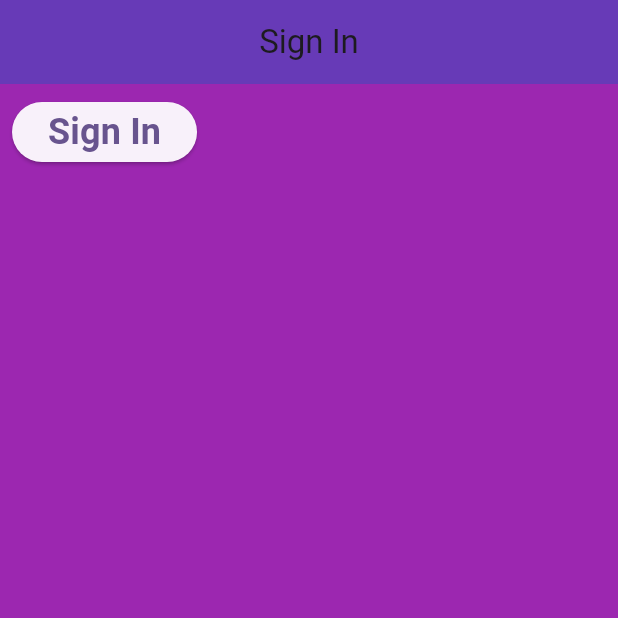
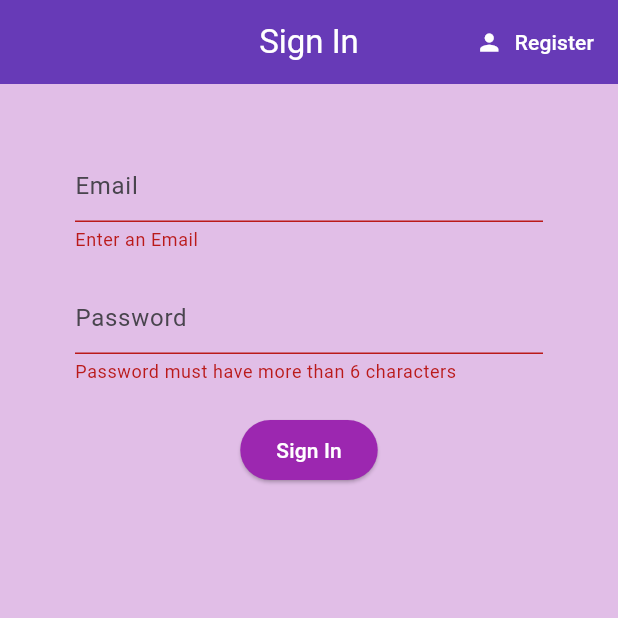
Before and after one commit to nickypelo/girlfriend_translator, a Flutter app: the screen it shows after launch, after a tap on "Sign In", on a phone screen of 412 x 824 dp, the top half of it. Run offline on Flutter 3.47's test engine with Material 3 defaults, Android fonts, the phone set to English and light mode, and no system bars; our stand-ins replace accordion, firebase_auth, firebase_core; accounts and stored records are empty.

Commit message:
authentication complete. register, signin, signout

```diff
--- a/lib/main.dart
+++ b/lib/main.dart
@@ -2,10 +2,14 @@ import 'package:flutter/material.dart';
 import 'package:girlfriend_translator/pages/greeting.dart';
 import 'package:girlfriend_translator/pages/home.dart';
 
-//firebase
+//firebase and provider
 import 'package:firebase_core/firebase_core.dart';
 import 'package:girlfriend_translator/pages/wrapper.dart';
+import 'package:girlfriend_translator/service/auth/authService.dart';
 import 'firebase_options.dart';
+import 'package:provider/provider.dart';
+
+import 'model/user.dart';
 
 
 void main() async {
@@ -22,13 +26,18 @@ class MyApp extends StatelessWidget {
   // This widget is the root of your application.
   @override
   Widget build(BuildContext context) {
-    return MaterialApp(
-      title: 'Flutter Demo',
-      theme: ThemeData(
-        colorScheme: ColorScheme.fromSeed(seedColor: Colors.deepPurple),
-        useMaterial3: true,
+    return StreamProvider<AppUser?>.value(
+      value: AuthService().user,
+      initialData: null,
+      catchError: (_,__){},
+      child: MaterialApp(
+        title: 'Flutter Demo',
+        theme: ThemeData(
+          colorScheme: ColorScheme.fromSeed(seedColor: Colors.deepPurple),
+          useMaterial3: true,
+        ),
+        home: Wrapper(),
       ),
-      home: Wrapper(),
     );
   }
 }
--- a/lib/pages/authenticate/authenticate.dart
+++ b/lib/pages/authenticate/authenticate.dart
@@ -1,4 +1,5 @@
 import 'package:flutter/material.dart';
+import 'package:girlfriend_translator/pages/authenticate/register.dart';
 import 'package:girlfriend_translator/pages/authenticate/sign_in.dart';
 
 class Authenticate extends StatefulWidget {
@@ -9,10 +10,15 @@ class Authenticate extends StatefulWidget {
 }
 
 class _AuthenticateState extends State<Authenticate> {
+
+  bool showSignIn = true;
+  void toggleView(){
+    setState(() {
+      showSignIn = !showSignIn;
+    });
+  }
   @override
   Widget build(BuildContext context) {
-    return Container(
-      child: SignIn(),
-    );
+    return showSignIn ? SignIn(toggleView: toggleView) : Register(toggleView: toggleView);
   }
 }
--- a/lib/pages/authenticate/sign_in.dart
+++ b/lib/pages/authenticate/sign_in.dart
@@ -2,38 +2,92 @@ import 'package:flutter/material.dart';
 import 'package:girlfriend_translator/service/auth/authService.dart';
 
 class SignIn extends StatefulWidget {
-  const SignIn({super.key});
+  const SignIn({super.key, required this.toggleView});
 
+  final Function toggleView;
   @override
   State<SignIn> createState() => _SignInState();
 }
 
 class _SignInState extends State<SignIn> {
   final AuthService _auth = AuthService();
+  final _formKey = GlobalKey<FormState>();
+
+  // text field state
+  String email = '';
+  String pwd = '';
+  String error = '';
 
   @override
   Widget build(BuildContext context) {
     return Scaffold(
-      backgroundColor: Colors.purple,
+      backgroundColor: Colors.purple[100],
       appBar: AppBar(
-        title: Text('Sign In'),
+        title: Text('Sign In', style: TextStyle(color: Colors.white),),
         centerTitle: true,
         backgroundColor: Colors.deepPurple,
+        actions: [
+          TextButton.icon(
+            icon: Icon(Icons.person, color: Colors.white,),
+            label: Text('Register', style: TextStyle(color: Colors.white),),
+            onPressed: (){
+              widget.toggleView();
+            },
+          )
+        ],
       ),
       body: Container(
-        padding: EdgeInsets.all(8.0),
-        child: ElevatedButton(
-          child: Text('Sign In', style: TextStyle(fontSize: 24.0, fontWeight: FontWeight.bold,)),
-          onPressed: () async{
-            dynamic result = await _auth.signInAnon();
-            if(result == null){
-              print('It could not be done');
-            }else{
-              print('We are In!');
-              print(result.uid);
-            }
-          },
-        ),
+        padding: EdgeInsets.symmetric(vertical: 24.0, horizontal: 50),
+        child: Form(
+          key: _formKey,
+          child: Column(
+            children: <Widget>[
+              SizedBox(height: 20.0,),
+              TextFormField(
+                decoration: InputDecoration(
+                  hintText: 'Email',
+                ),
+                validator: (value){
+                  return value!.isEmpty ? 'Enter an Email' : null;
+                },
+                onChanged: (value){
+                  setState(() {
+                    email = value;
+                  });
+                },
+              ),
+              SizedBox(height: 20.0,),
+              TextFormField(
+                decoration: InputDecoration(
+                  hintText: 'Password',
+                ),
+                validator: (value){
+                  return value!.length < 6 ? 'Password must have more than 6 characters' : null;
+                },
+                obscureText: true,
+                onChanged: (value){
+                  pwd = value;
+                },
+              ),
+              SizedBox(height: 20.0,),
+              ElevatedButton(
+                style: ElevatedButton.styleFrom(
+                  backgroundColor: Colors.purple
+                ),
+                onPressed: () async {
+                  if(_formKey.currentState!.validate()){
+                    dynamic result = await _auth.signIn(email, pwd);
+                    if(result == null){
+                      setState(() {
+                        error = 'invalid credentials';
+                      });
+                    }
+                  }
+                },
+                child: Text('Sign In', style: TextStyle(color: Colors.white,)))
+            ],
+          ),
+        )
       ),
     );
   }
--- a/lib/pages/wrapper.dart
+++ b/lib/pages/wrapper.dart
@@ -1,12 +1,23 @@
 import 'package:flutter/material.dart';
 import 'package:girlfriend_translator/pages/authenticate/authenticate.dart';
 import 'package:girlfriend_translator/pages/home.dart';
+import 'package:provider/provider.dart';
+
+// local imports
+import '../model/user.dart';
 
 class Wrapper extends StatelessWidget {
   const Wrapper({super.key});
 
   @override
   Widget build(BuildContext context) {
-    return Authenticate();
+    final user = Provider.of<AppUser?>(context);
+    print(user);
+
+    if(user == null) {
+      return Authenticate();
+    }else{
+      return HomePage();
+    }
   }
 }
--- a/lib/service/auth/authService.dart
+++ b/lib/service/auth/authService.dart
@@ -7,6 +7,12 @@ class AuthService{
   // create user object based on firebase user
   AppUser? _userFromFirebaseUser(User user){
     return user != null ? AppUser(uid: user.uid) : null;
+  }
+
+  // auth change user stream
+  Stream<AppUser?> get user{
+    return _auth.authStateChanges()
+        .map((User? user)=> _userFromFirebaseUser(user!)!);
   }
 
   // sign in anonymously
@@ -22,4 +28,39 @@ class AuthService{
     }
   }
   // sign in with email & Password
+  Future signIn(String email, String pwd) async{
+    try{
+      UserCredential result = await _auth.signInWithEmailAndPassword(email: email, password: pwd);
+      User? user = result.user;
+      return _userFromFirebaseUser(user!);
+    }
+    catch(e){
+      print(e.toString());
+      return null;
+    }
+  }
+
+  // register with email & password
+  Future registration(String email, String pwd) async{
+    try{
+      UserCredential result = await _auth.createUserWithEmailAndPassword(email: email, password: pwd);
+      User? user = result.user;
+      return _userFromFirebaseUser(user!);
+    }
+    catch(e){
+      print(e.toString());
+      return null;
+    }
+  }
+
+  // sign out
+  Future logoff() async{
+    try{
+      return await _auth.signOut();
+    }
+    catch(e){
+      print(e.toString());
+      return null;
+    }
+  }
 }
--- a/lib/utils/constants.dart
+++ b/lib/utils/constants.dart
@@ -11,3 +11,6 @@ const TextStyle btn_text = TextStyle(fontSize: 16.0);
 
 
 // boxShadow
+
+// form decoration
+const textInputDecoration = InputDecoration(hintText: 'Email',);
--- a/pubspec.yaml
+++ b/pubspec.yaml
@@ -39,6 +39,8 @@ dependencies:
   accordion: ^2.6.0
   firebase_auth: ^4.16.0
   cloud_firestore: ^4.14.0
+  provider: ^6.1.1
+  flutter_spinkit: ^5.2.0
 
 dev_dependencies:
   flutter_test:
```
Also changed, not shown: lib/pages/authenticate/register.dart (+93 -0 lines), lib/pages/home.dart (+8 -1 lines), pubspec.lock.
